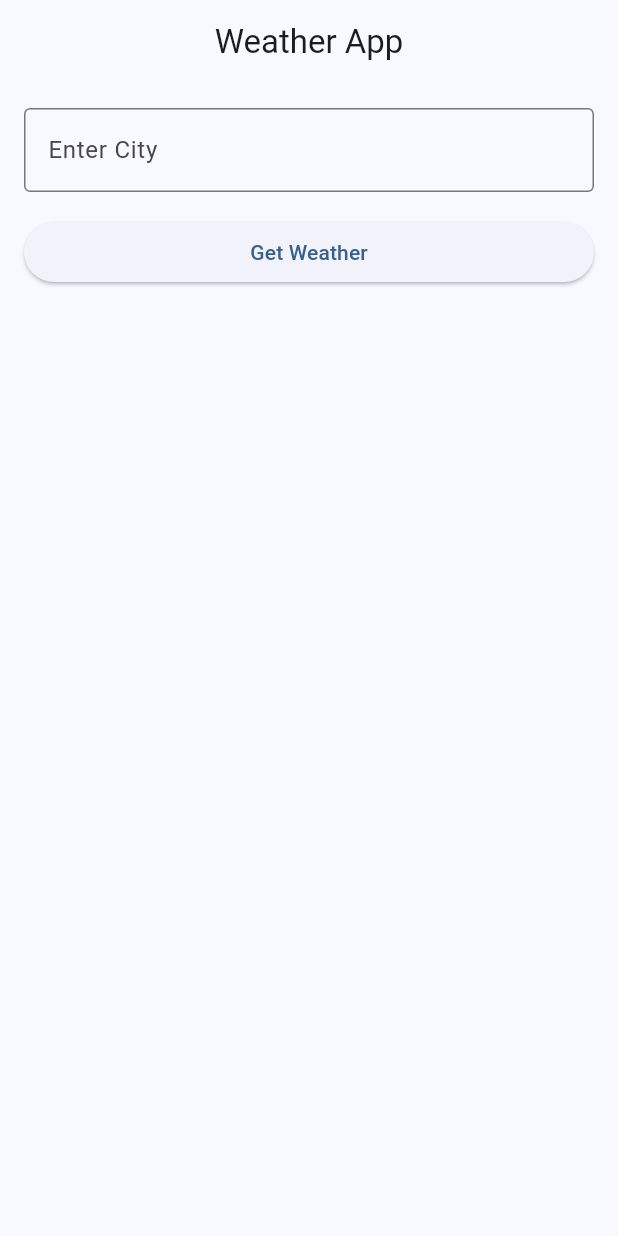
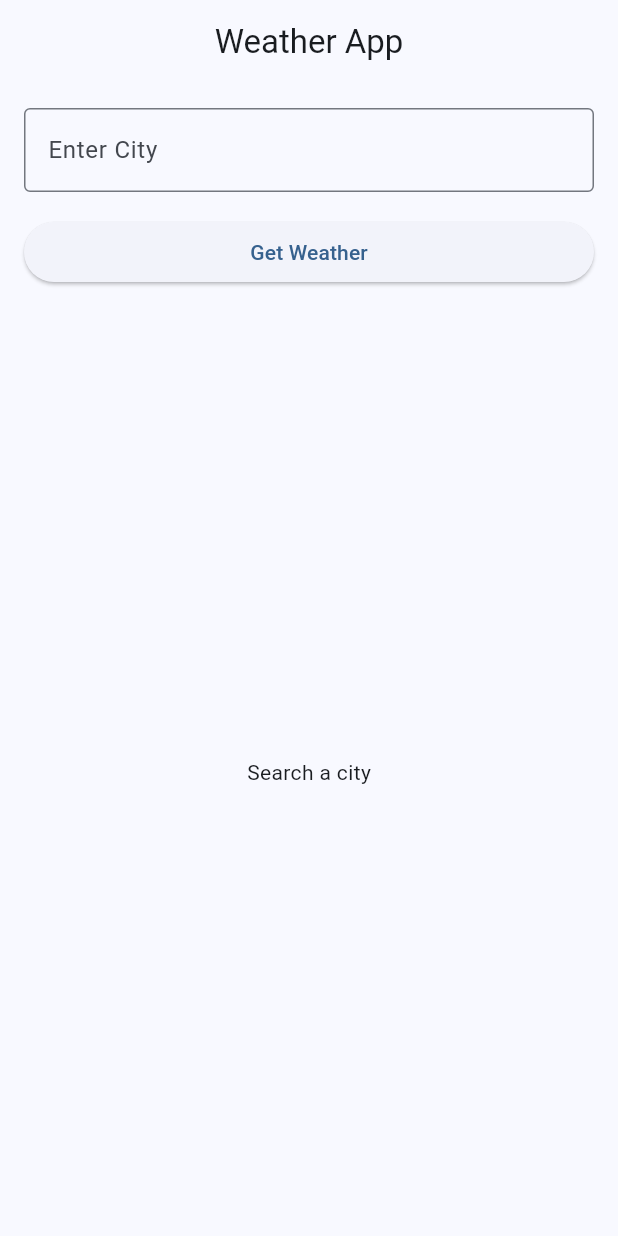
Before and after one commit to divyanshu142/flutterappweather, a Flutter app: the screen it shows after launch, after a tap on "Get Weather", on a phone screen of 412 x 824 dp. Run offline on Flutter 3.47's test engine with Material 3 defaults, Android fonts, the phone set to English and light mode, and no system bars; our stand-ins replace dio, flutter_riverpod.

Commit message:
initial comment

```diff
--- a/lib/domain/repository/weather_repository.dart
+++ b/lib/domain/repository/weather_repository.dart
@@ -2,6 +2,16 @@
 import '../../utils/network_result.dart'; // Sealed class
 import '../modal/Weather.dart';
 
+// Ye ek abstract class hai
+// Abstract class ka matlab hai iska direct object nahi ban sakta
+// Isko dusri class implement karegi
+
 abstract class WeatherRepository {
-  Future<NetworkResult<Weather>> getWeather(String city);
+
+  // Ye ek function declare kiya gaya hai
+  // Future ka matlab ye async function hai (data baad me milega)
+  // NetworkResult<Weather> ka matlab function weather data return karega
+  // getWeather city ka naam lega aur us city ka weather fetch karega
+
+  Future<Weather>getWeather(String city);
 }
--- a/lib/presentation/screens/weather_screen.dart
+++ b/lib/presentation/screens/weather_screen.dart
@@ -17,7 +17,8 @@ class _WeatherScreenState extends ConsumerState<WeatherScreen> {
   @override
   Widget build(BuildContext context) {
 
-    final state = ref.watch(weatherViewModelProvider);
+    // ✅ Change: AsyncValue watch kar rahe
+    final weatherState = ref.watch(weatherViewModelProvider);
 
     return Scaffold(
       appBar: AppBar(
@@ -29,7 +30,6 @@ class _WeatherScreenState extends ConsumerState<WeatherScreen> {
         child: Column(
           children: [
 
-            // 🔹 City Input
             TextField(
               controller: _cityController,
               decoration: const InputDecoration(
@@ -40,7 +40,6 @@ class _WeatherScreenState extends ConsumerState<WeatherScreen> {
 
             const SizedBox(height: 16),
 
-            // 🔹 Search Button
             SizedBox(
               width: double.infinity,
               child: ElevatedButton(
@@ -59,25 +58,39 @@ class _WeatherScreenState extends ConsumerState<WeatherScreen> {
 
             const SizedBox(height: 30),
 
-            // 🔹 State Handling
-            if (state.isLoading)
-              const CircularProgressIndicator(),
+            // ✅ Change: AsyncValue.when use kar rahe
+            Expanded(
+              child: weatherState.when(
 
-            if (!state.isLoading && state.error != null)
-              Text(
-                "Error: ${state.error}",
+                loading: () =>
+                const Center(child: CircularProgressIndicator()),
+
+                error: (error, stackTrace) =>
+                    Center(
+                      child: Text(
+                        error.toString(),
                         style: const TextStyle(color: Colors.red),
                       ),
+                    ),
 
-            if (!state.isLoading && state.weather != null)
-              Card(
+                data: (weather) {
+
+                  // Initial state
+                  if (weather == null) {
+                    return const Center(
+                      child: Text("Search a city"),
+                    );
+                  }
+
+                  return Card(
                     elevation: 4,
                     child: Padding(
                       padding: const EdgeInsets.all(16),
                       child: Column(
+                        mainAxisSize: MainAxisSize.min,
                         children: [
                           Text(
-                        state.weather!.cityName,
+                            weather.cityName,
                             style: const TextStyle(
                               fontSize: 22,
                               fontWeight: FontWeight.bold,
@@ -85,13 +98,16 @@ class _WeatherScreenState extends ConsumerState<WeatherScreen> {
                           ),
                           const SizedBox(height: 8),
                           Text(
-                        "${state.weather!.temperature} °C",
+                            "${weather.temperature} °C",
                             style: const TextStyle(fontSize: 20),
                           ),
                           const SizedBox(height: 8),
-                      Text(state.weather!.description),
+                          Text(weather.description),
                         ],
                       ),
+                    ),
+                  );
+                },
               ),
             ),
           ],
@@ -100,3 +116,103 @@ class _WeatherScreenState extends ConsumerState<WeatherScreen> {
     );
   }
 }
+
+//-----------------------------using state using nework class ---------------------------->
+
+// class WeatherScreen extends ConsumerStatefulWidget {
+//   const WeatherScreen({super.key});
+//
+//   @override
+//   ConsumerState<WeatherScreen> createState() => _WeatherScreenState();
+// }
+//
+// class _WeatherScreenState extends ConsumerState<WeatherScreen> {
+//
+//   final TextEditingController _cityController = TextEditingController();
+//
+//   @override
+//   Widget build(BuildContext context) {
+//
+//     final state = ref.watch(weatherViewModelProvider);
+//
+//     return Scaffold(
+//       appBar: AppBar(
+//         title: const Text("Weather App"),
+//         centerTitle: true,
+//       ),
+//       body: Padding(
+//         padding: const EdgeInsets.all(16),
+//         child: Column(
+//           children: [
+//
+//             // 🔹 City Input
+//             TextField(
+//               controller: _cityController,
+//               decoration: const InputDecoration(
+//                 labelText: "Enter City",
+//                 border: OutlineInputBorder(),
+//               ),
+//             ),
+//
+//             const SizedBox(height: 16),
+//
+//             // 🔹 Search Button
+//             SizedBox(
+//               width: double.infinity,
+//               child: ElevatedButton(
+//                 onPressed: () {
+//                   final city = _cityController.text.trim();
+//
+//                   if (city.isNotEmpty) {
+//                     ref
+//                         .read(weatherViewModelProvider.notifier)
+//                         .getWeather(city);
+//                   }
+//                 },
+//                 child: const Text("Get Weather"),
+//               ),
+//             ),
+//
+//             const SizedBox(height: 30),
+//
+//             // 🔹 State Handling
+//             if (state.isLoading)
+//               const CircularProgressIndicator(),
+//
+//             if (!state.isLoading && state.error != null)
+//               Text(
+//                 "Error: ${state.error}",
+//                 style: const TextStyle(color: Colors.red),
+//               ),
+//
+//             if (!state.isLoading && state.weather != null)
+//               Card(
+//                 elevation: 4,
+//                 child: Padding(
+//                   padding: const EdgeInsets.all(16),
+//                   child: Column(
+//                     children: [
+//                       Text(
+//                         state.weather!.cityName,
+//                         style: const TextStyle(
+//                           fontSize: 22,
+//                           fontWeight: FontWeight.bold,
+//                         ),
+//                       ),
+//                       const SizedBox(height: 8),
+//                       Text(
+//                         "${state.weather!.temperature} °C",
+//                         style: const TextStyle(fontSize: 20),
+//                       ),
+//                       const SizedBox(height: 8),
+//                       Text(state.weather!.description),
+//                     ],
+//                   ),
+//                 ),
+//               ),
+//           ],
+//         ),
+//       ),
+//     );
+//   }
+// }
--- a/lib/presentation/viewmodels/weather_viewmodel.dart
+++ b/lib/presentation/viewmodels/weather_viewmodel.dart
@@ -5,56 +5,89 @@ import 'package:weatherapp/domain/modal/Weather.dart';
 import '../../domain/repository/weather_repository.dart';
 import '../../di/network_module.dart';
 import '../../utils/network_result.dart';
-import 'weather_state.dart';
+//import 'weather_state.dart';
 
-class WeatherViewModel extends Notifier<WeatherState> {
+class WeatherViewModel extends AsyncNotifier<Weather?> {
 
   late final WeatherRepository _repository;
 
   @override
-  WeatherState build() {
+  Future<Weather?> build() async {
+    // ✅ Change: Repository yaha initialize
     _repository = ref.read(weatherRepositoryProvider);
-    return const WeatherState();
+
+    // Initial state → no weather yet
+    return null;
   }
 
   Future<void> getWeather(String city) async {
 
-    state = state.copyWith(
-      isLoading: true,
-      error: null,
-    );
+    // ✅ Change: Manual isLoading remove
+    // AsyncNotifier automatically handle karega
+    state = const AsyncLoading();
 
-    final result = await _repository.getWeather(city);
+    state = await AsyncValue.guard(() async {
 
-    switch (result) {
-
-      case Success(:final data):
-        state = state.copyWith(
-          isLoading: false,
-          weather: data,
-          error: null,
-        );
-
-      case Failure(:final message):
-        state = state.copyWith(
-          isLoading: false,
-          error: message,
-        );
-      case Loading<Weather>():
-        // TODO: Handle this case.
-        throw UnimplementedError();
-      case Idle<Weather>():
-        // TODO: Handle this case.
-        throw UnimplementedError();
-    }
+      // ✅ Change: Direct Weather return ho raha
+      return await _repository.getWeather(city);
+    });
   }
 }
 
-// ✅ ViewModel Provider (Hilt ViewModel inject jesa)
 final weatherViewModelProvider =
-NotifierProvider<WeatherViewModel, WeatherState>(
-  WeatherViewModel.new,
-);
+AsyncNotifierProvider<WeatherViewModel, Weather?>(
+    WeatherViewModel.new);
+
+//--------------------------------- using state menually -------------------------->
+
+// class WeatherViewModel extends Notifier<WeatherState> {
+//
+//   late final WeatherRepository _repository;
+//
+//   @override
+//   WeatherState build() {
+//     _repository = ref.read(weatherRepositoryProvider);
+//     return const WeatherState();
+//   }
+//
+//   Future<void> getWeather(String city) async {
+//
+//     state = state.copyWith(
+//       isLoading: true,
+//       error: null,
+//     );
+//
+//     final result = await _repository.getWeather(city);
+//
+//     switch (result) {
+//
+//       case Success(:final data):
+//         state = state.copyWith(
+//           isLoading: false,
+//           weather: data,
+//           error: null,
+//         );
+//
+//       case Failure(:final message):
+//         state = state.copyWith(
+//           isLoading: false,
+//           error: message,
+//         );
+//       case Loading<Weather>():
+//         // TODO: Handle this case.
+//         throw UnimplementedError();
+//       case Idle<Weather>():
+//         // TODO: Handle this case.
+//         throw UnimplementedError();
+//     }
+//   }
+// }
+//
+// // ✅ ViewModel Provider (Hilt ViewModel inject jesa)
+// final weatherViewModelProvider =
+// NotifierProvider<WeatherViewModel, WeatherState>(
+//   WeatherViewModel.new,
+// );
 
 
 // // ✅ ViewModel (StateNotifier)
```
Also changed, not shown: lib/data/dto/weather_dto/weather_response.dart (+13 -0 lines), lib/data/remort/weather_api.dart (+24 -1 lines), lib/data/repository/weather_repository_impl.dart (+82 -5 lines), lib/di/network_module.dart (+34 -1 lines), lib/domain/modal/Weather.dart (+7 -0 lines), lib/presentation/viewmodels/weather_state.dart (deleted, +0 -53 lines). Lines whose indentation alone changed are shown as unchanged.
